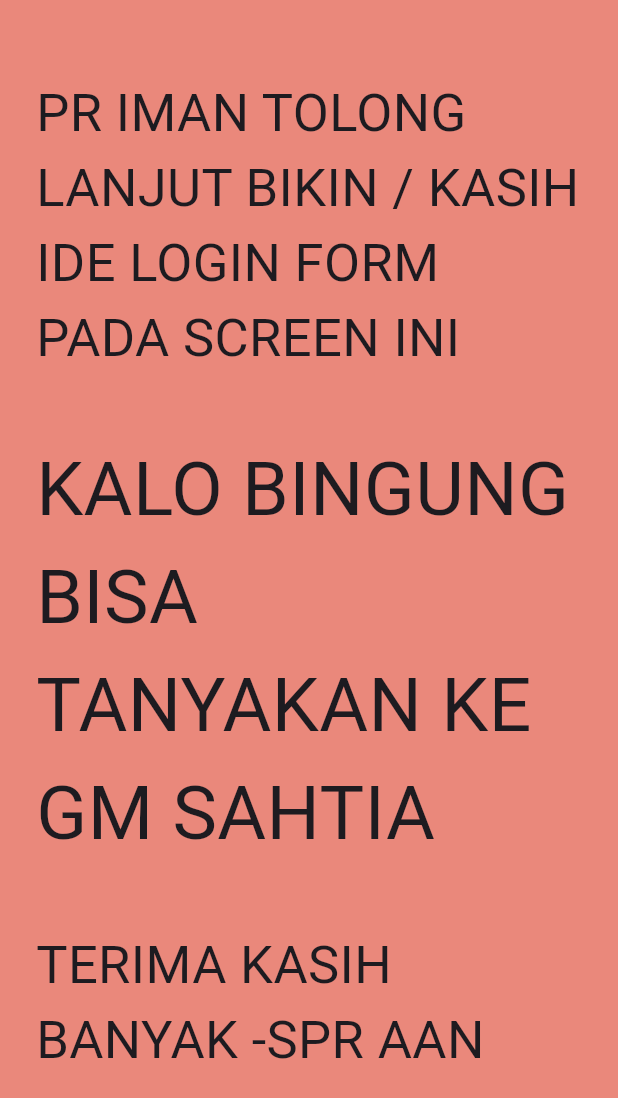
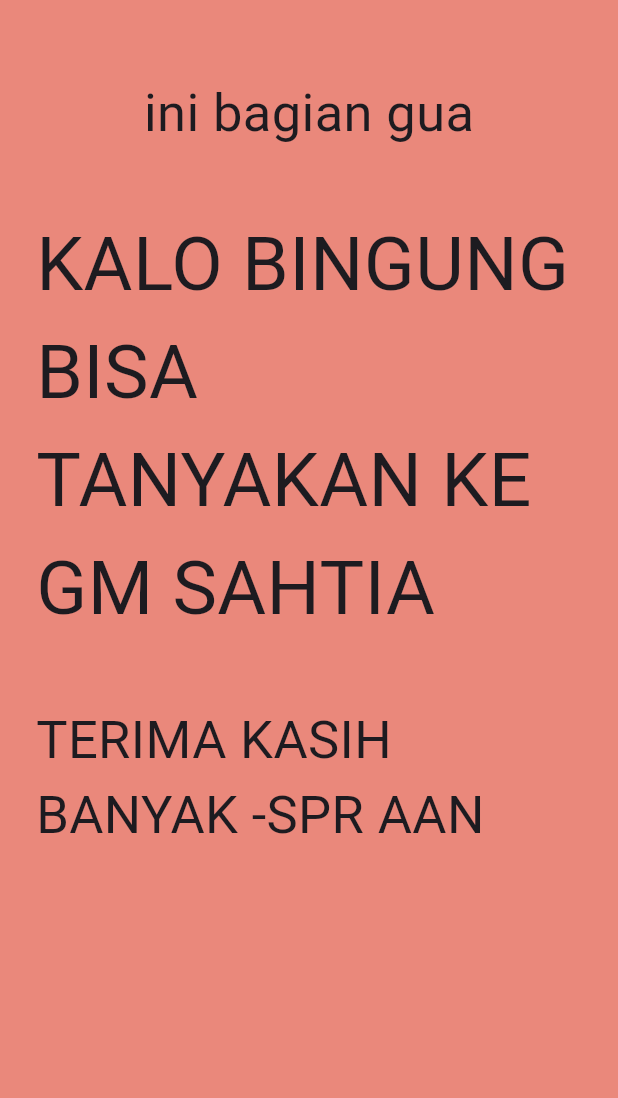
Before and after one commit to bugarin2/bugarin, a Flutter app: the screen it shows after launch, on a phone screen of 412 x 824 dp. Shown: the top 1098 px of the screen. Run offline on Flutter 3.47's test engine with Material 3 defaults, Android fonts, the phone set to English and light mode, and no system bars; our stand-ins replace google_fonts.

Commit message:
[refactor] Sign in screen: rename data

```diff
--- a/lib/src/features/authentication/screens/sign_in_screen.dart
+++ b/lib/src/features/authentication/screens/sign_in_screen.dart
@@ -23,7 +23,7 @@ class _SignInScreenState extends State<SignInScreen> {
           child: Column(
             children: [
               Text(
-                'PR IMAN TOLONG LANJUT BIKIN / KASIH IDE LOGIN FORM PADA SCREEN INI',
+                'ini bagian gua',
                 style: TextStyle(
                   fontSize: 35,
                 ),
```
Also changed, not shown: pubspec.lock.
